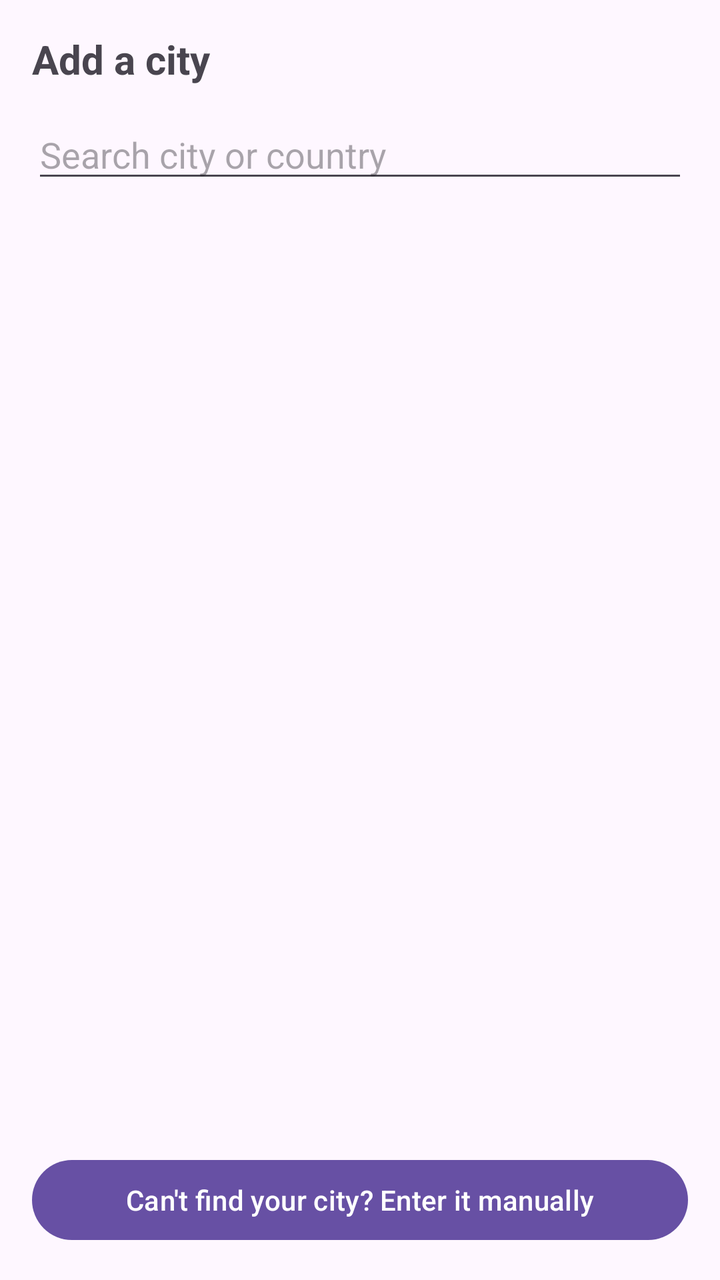
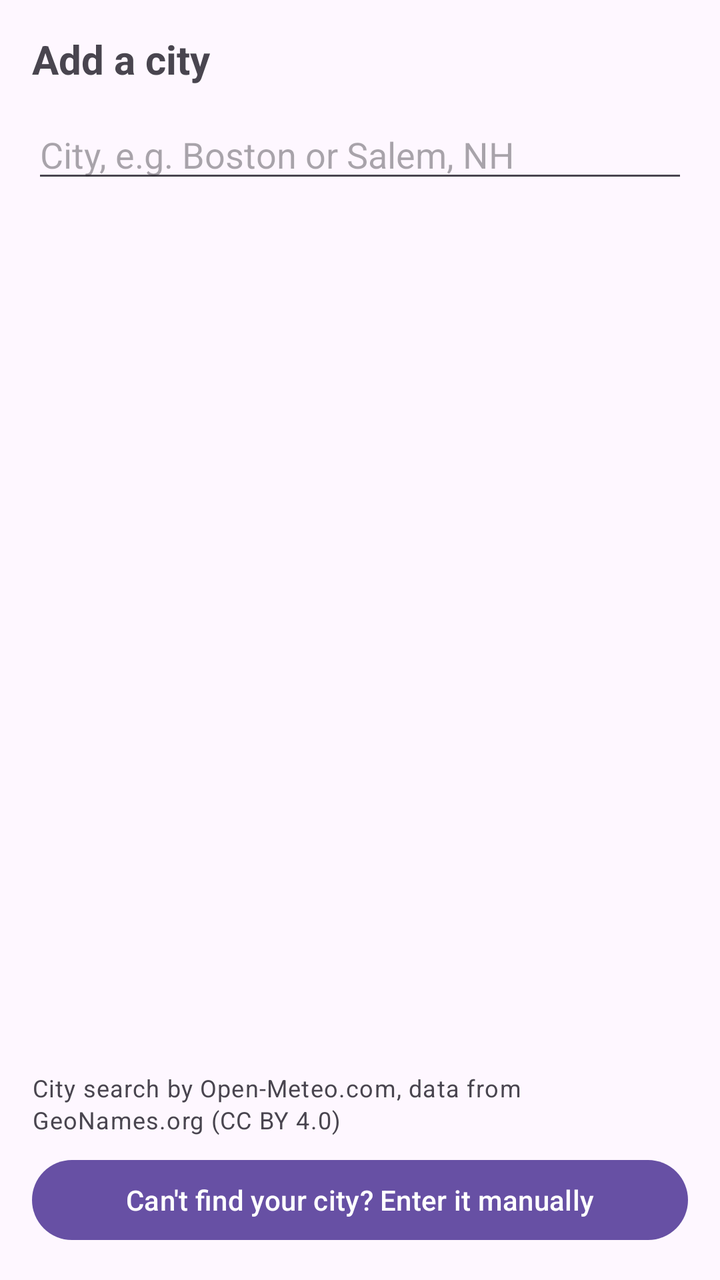

Compare the two renders of this Android layout. The source of the first and the diff that turns it into the second are given below.
<!-- AndroidManifest.xml: activity theme Theme.WidTime.Config -->
<!-- res/layout/activity_add_city.xml -->
<?xml version="1.0" encoding="utf-8"?>
<LinearLayout xmlns:android="http://schemas.android.com/apk/res/android"
    android:layout_width="match_parent"
    android:layout_height="match_parent"
    android:orientation="vertical"
    android:padding="16dp">

    <TextView
        android:layout_width="wrap_content"
        android:layout_height="wrap_content"
        android:text="@string/search_city_title"
        android:textSize="20sp"
        android:textStyle="bold" />

    <EditText
        android:id="@+id/city_search_input"
        android:layout_width="match_parent"
        android:layout_height="wrap_content"
        android:layout_marginTop="12dp"
        android:hint="@string/search_city_hint"
        android:inputType="text" />

    <androidx.recyclerview.widget.RecyclerView
        android:id="@+id/city_results_recycler_view"
        android:layout_width="match_parent"
        android:layout_height="0dp"
        android:layout_weight="1"
        android:layout_marginTop="8dp" />

    <TextView
        android:id="@+id/no_matches_text"
        android:layout_width="match_parent"
        android:layout_height="wrap_content"
        android:text="@string/no_matches"
        android:visibility="gone" />

    <Button
        android:id="@+id/manual_entry_toggle_button"
        android:layout_width="match_parent"
        android:layout_height="wrap_content"
        android:layout_marginTop="8dp"
        android:text="@string/manual_entry_toggle" />

    <LinearLayout
        android:id="@+id/manual_entry_section"
        android:layout_width="match_parent"
        android:layout_height="wrap_content"
        android:orientation="vertical"
        android:visibility="gone">

        <EditText
            android:id="@+id/manual_label_input"
            android:layout_width="match_parent"
            android:layout_height="wrap_content"
            android:layout_marginTop="8dp"
            android:hint="@string/manual_city_label_hint"
            android:inputType="text" />

        <EditText
            android:id="@+id/manual_offset_input"
            android:layout_width="match_parent"
            android:layout_height="wrap_content"
            android:layout_marginTop="8dp"
            android:hint="@string/manual_offset_hint"
            android:inputType="text" />

        <Button
            android:id="@+id/manual_entry_confirm_button"
            android:layout_width="match_parent"
            android:layout_height="wrap_content"
            android:layout_marginTop="8dp"
            android:text="@string/use_manual_entry" />
    </LinearLayout>

</LinearLayout>
<!-- resources referenced by this layout -->
<resources>
  <string name="manual_city_label_hint">City or place name</string>
  <string name="manual_entry_toggle">Can\'t find your city? Enter it manually</string>
  <string name="manual_offset_hint">UTC offset, e.g. +05:30, -08:00, Z</string>
  <string name="no_matches">No matching cities. Try manual entry below.</string>
  <string name="search_city_hint">Search city or country</string>
  <string name="search_city_title">Add a city</string>
  <string name="use_manual_entry">Use this location</string>
  <style name="Theme.WidTime.Config" parent="Theme.WidTime" />
  <style name="Theme.WidTime" parent="Theme.Material3.DayNight.NoActionBar" />
</resources>

<!-- the commit's change to res/layout/activity_add_city.xml (unified diff, before → after) -->
@@ -18,7 +18,16 @@
         android:layout_height="wrap_content"
         android:layout_marginTop="12dp"
         android:hint="@string/search_city_hint"
-        android:inputType="text" />
+        android:inputType="textPostalAddress" />
+
+    
+    <TextView
+        android:id="@+id/search_status_text"
+        android:layout_width="match_parent"
+        android:layout_height="wrap_content"
+        android:layout_marginTop="4dp"
+        android:textAppearance="?attr/textAppearanceBodySmall"
+        android:visibility="gone" />
 
     <androidx.recyclerview.widget.RecyclerView
         android:id="@+id/city_results_recycler_view"
@@ -33,6 +42,14 @@
         android:layout_height="wrap_content"
         android:text="@string/no_matches"
         android:visibility="gone" />
+
+    
+    <TextView
+        android:layout_width="match_parent"
+        android:layout_height="wrap_content"
+        android:layout_marginTop="4dp"
+        android:text="@string/city_search_attribution"
+        android:textAppearance="?attr/textAppearanceBodySmall" />
 
     <Button
         android:id="@+id/manual_entry_toggle_button"
<!-- resource entries referenced after the edit -->
@@ -1,10 +1,11 @@
 <!-- resources referenced by this layout -->
 <resources>
+  <string name="city_search_attribution" translatable="false">City search by Open-Meteo.com, data from GeoNames.org (CC BY 4.0)</string>
   <string name="manual_city_label_hint">City or place name</string>
   <string name="manual_entry_toggle">Can\'t find your city? Enter it manually</string>
   <string name="manual_offset_hint">UTC offset, e.g. +05:30, -08:00, Z</string>
   <string name="no_matches">No matching cities. Try manual entry below.</string>
-  <string name="search_city_hint">Search city or country</string>
+  <string name="search_city_hint">City, e.g. Boston or Salem, NH</string>
   <string name="search_city_title">Add a city</string>
   <string name="use_manual_entry">Use this location</string>
   <style name="Theme.WidTime.Config" parent="Theme.WidTime" />
